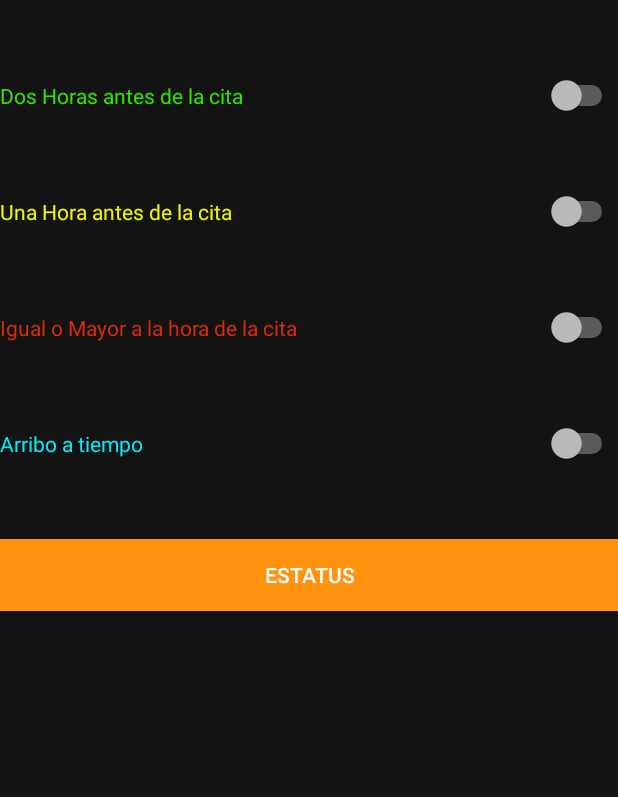
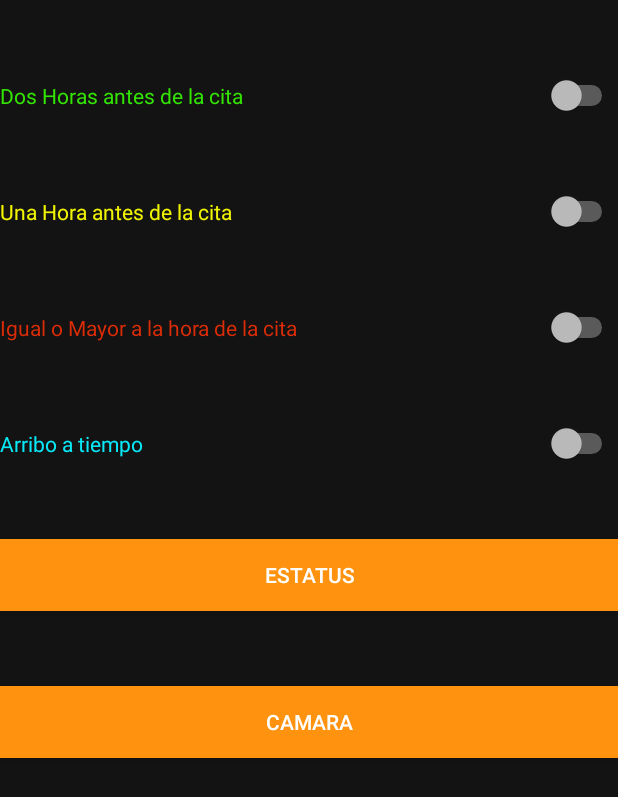
Before and after one commit to RegaloOmar/GPS_APP, an Android app: the SemaforoActivity screen opened directly, with no data from a screen before it, on a phone screen of 412 x 824 dp. Shown: the top 797 px of the screen. Run offline under Robolectric (Android 15) with nearby library versions, the phone set to English and light mode, and no system bars.

Commit message:
Permisos Camara Hee Hee

```diff
--- a/app/src/main/AndroidManifest.xml
+++ b/app/src/main/AndroidManifest.xml
@@ -1,6 +1,11 @@
 <?xml version="1.0" encoding="utf-8"?>
 <manifest xmlns:android="http://schemas.android.com/apk/res/android"
     package="com.rr.gps_app">
+
+    <uses-permission android:name="android.permission.CAMERA"/>
+    <uses-permission android:name="android.permission.READ_EXTERNAL_STORAGE"/>
+    <uses-permission android:name="android.permission.WRITE_EXTERNAL_STORAGE"/>
+
 
     <application
         android:allowBackup="true"
--- a/app/src/main/java/com/rr/gps_app/SemaforoActivity.java
+++ b/app/src/main/java/com/rr/gps_app/SemaforoActivity.java
@@ -1,13 +1,35 @@
 package com.rr.gps_app;
 
+import android.content.Intent;
+import android.provider.MediaStore;
 import android.support.v7.app.AppCompatActivity;
 import android.os.Bundle;
+import android.view.View;
+import android.widget.Button;
 
 public class SemaforoActivity extends AppCompatActivity {
+
+    private Button btn_Camara;
+
 
     @Override
     protected void onCreate(Bundle savedInstanceState) {
         super.onCreate(savedInstanceState);
         setContentView(R.layout.activity_semaforo);
+
+        btn_Camara = (Button) findViewById(R.id.btn_Camara);
+
+
+
+        btn_Camara.setOnClickListener(new View.OnClickListener() {
+            @Override
+            public void onClick(View v) {
+                Intent i;
+                i = new Intent(MediaStore.ACTION_IMAGE_CAPTURE);
+                startActivity(i);
+
+            }
+        });
+
     }
 }
--- a/app/src/main/res/layout/activity_semaforo.xml
+++ b/app/src/main/res/layout/activity_semaforo.xml
@@ -49,4 +49,13 @@
         android:layout_marginTop="50dp"
         android:background="@color/colorBoton"
         android:textColor="@color/colorTexto"/>
+
+    <Button
+        android:id="@+id/btn_Camara"
+        android:layout_marginTop="50dp"
+        android:background="@color/colorBoton"
+        android:textColor="@color/colorTexto"
+        android:layout_width="match_parent"
+        android:layout_height="wrap_content"
+        android:text="Camara" />
 </LinearLayout>
```
Also changed, not shown: app/src/main/java/com/rr/gps_app/TransportistaActivity.java (+13 -0 lines).
